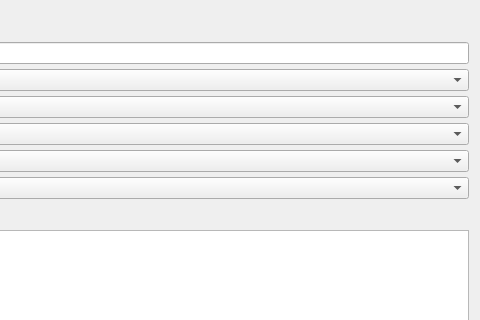
Old version of the form forms/itemList.ui in the repository arekbr/Inwentaryzacja; both pictures show x 723 to 1203 and y 0 to 320 of the 1203 by 618 pixel window.
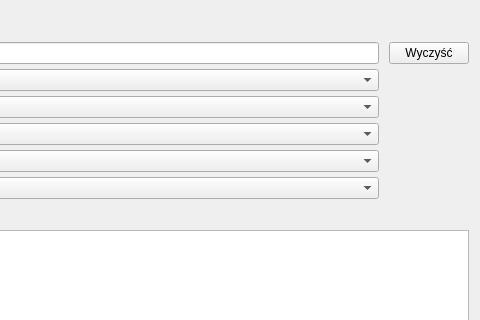
New version of the form.

```diff
--- a/forms/itemList.ui
+++ b/forms/itemList.ui
@@ -95,6 +95,13 @@
      <item row="0" column="1">
       <widget class="QLineEdit" name="filterNameLineEdit"/>
      </item>
+     <item row="0" column="2">
+      <widget class="QPushButton" name="clearFiltersButton">
+       <property name="text">
+        <string>Wyczyść</string>
+       </property>
+      </widget>
+     </item>
      <item row="6" column="0">
       <widget class="QCheckBox" name="filterOriginalPackaging">
        <property name="geometry">
```
